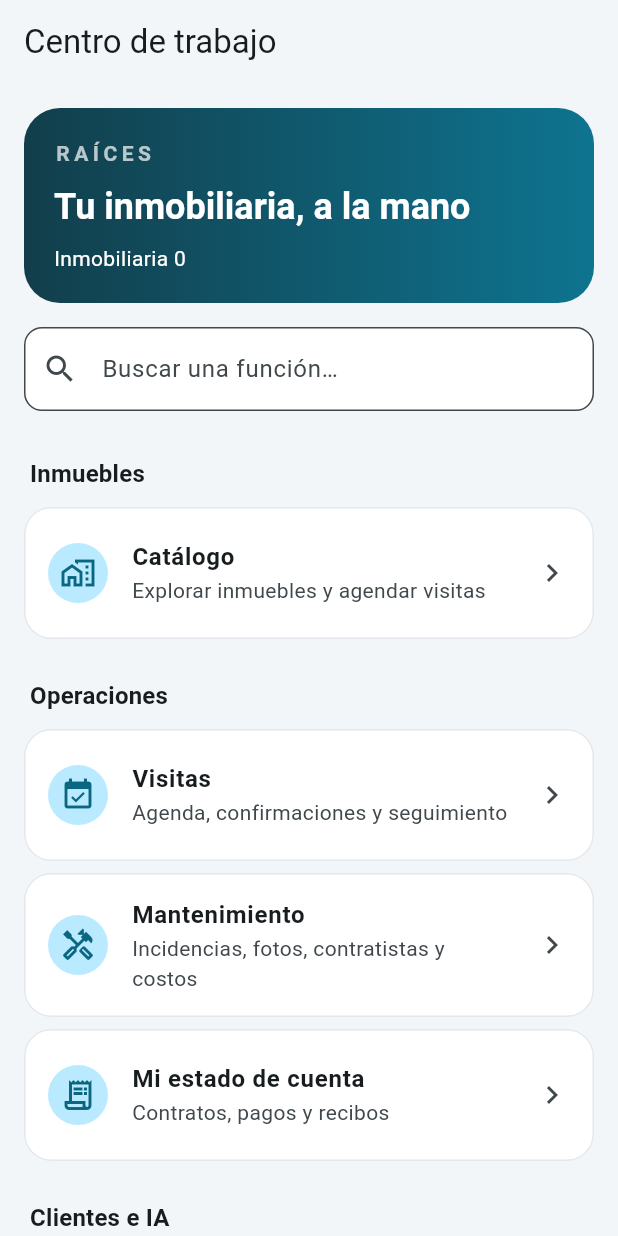
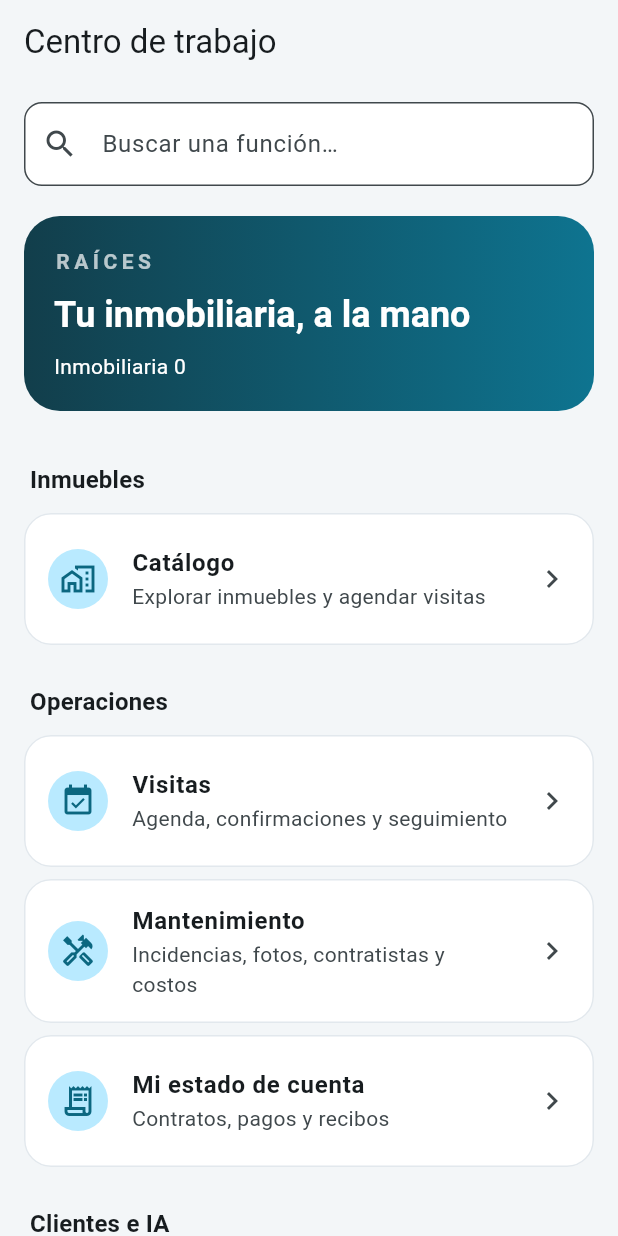
Before and after one commit to bmateo637coder/SI2proy, a Flutter app: the WorkspaceScreen screen opened by its route, on a phone screen of 412 x 824 dp. Run offline on Flutter 3.47's test engine with Material 3 defaults, Android fonts, the phone set to English and light mode, and no system bars; our stand-ins replace dio, file_picker, firebase_core, firebase_messaging, flutter_map, flutter_secure_storage and 10 more; missing offline and left inert: cryptography, cryptography_flutter; accounts and stored records are empty.

Commit message:
fix(mobile): keep function search results visible above keyboard

```diff
--- a/mobile/lib/presentation/screens/workspace_screen.dart
+++ b/mobile/lib/presentation/screens/workspace_screen.dart
@@ -26,9 +26,24 @@ class _WorkspaceScreenState extends State<WorkspaceScreen> {
         )
         .toList();
     final groups = modules.map((m) => m.group).toSet();
+    final search = Padding(
+      padding: const EdgeInsets.fromLTRB(16, 12, 16, 4),
+      child: TextField(
+        key: const ValueKey('workspace-search'),
+        onChanged: (value) => setState(() => query = value),
+        textInputAction: TextInputAction.search,
+        onSubmitted: (_) => FocusManager.instance.primaryFocus?.unfocus(),
+        decoration: const InputDecoration(
+          prefixIcon: Icon(Icons.search),
+          hintText: 'Buscar una función…',
+        ),
+      ),
+    );
     final content = ListView(
       padding: const EdgeInsets.all(16),
+      keyboardDismissBehavior: ScrollViewKeyboardDismissBehavior.onDrag,
       children: [
+        if (query.trim().isEmpty) ...[
           Container(
             padding: const EdgeInsets.all(20),
             decoration: BoxDecoration(
@@ -75,14 +90,7 @@ class _WorkspaceScreenState extends State<WorkspaceScreen> {
             ),
           ),
           const SizedBox(height: 16),
-        TextField(
-          onChanged: (value) => setState(() => query = value),
-          decoration: const InputDecoration(
-            prefixIcon: Icon(Icons.search),
-            hintText: 'Buscar una función…',
-          ),
-        ),
-        const SizedBox(height: 12),
+        ],
         if (modules.isEmpty)
           const Padding(
             padding: EdgeInsets.all(24),
@@ -142,12 +150,22 @@ class _WorkspaceScreenState extends State<WorkspaceScreen> {
         ],
       ],
     );
-    if (widget.drawer) return SafeArea(child: content);
+    if (widget.drawer) {
+      return SafeArea(
+        child: Column(
+          children: [
+            search,
+            Expanded(child: content),
+          ],
+        ),
+      );
+    }
     return Scaffold(
       appBar: AppBar(title: const Text('Centro de trabajo')),
       body: Column(
         children: [
           const CompanyScope(),
+          search,
           Expanded(child: content),
         ],
       ),
```
Also changed, not shown: 2 other files. Lines whose indentation alone changed are shown as unchanged.
